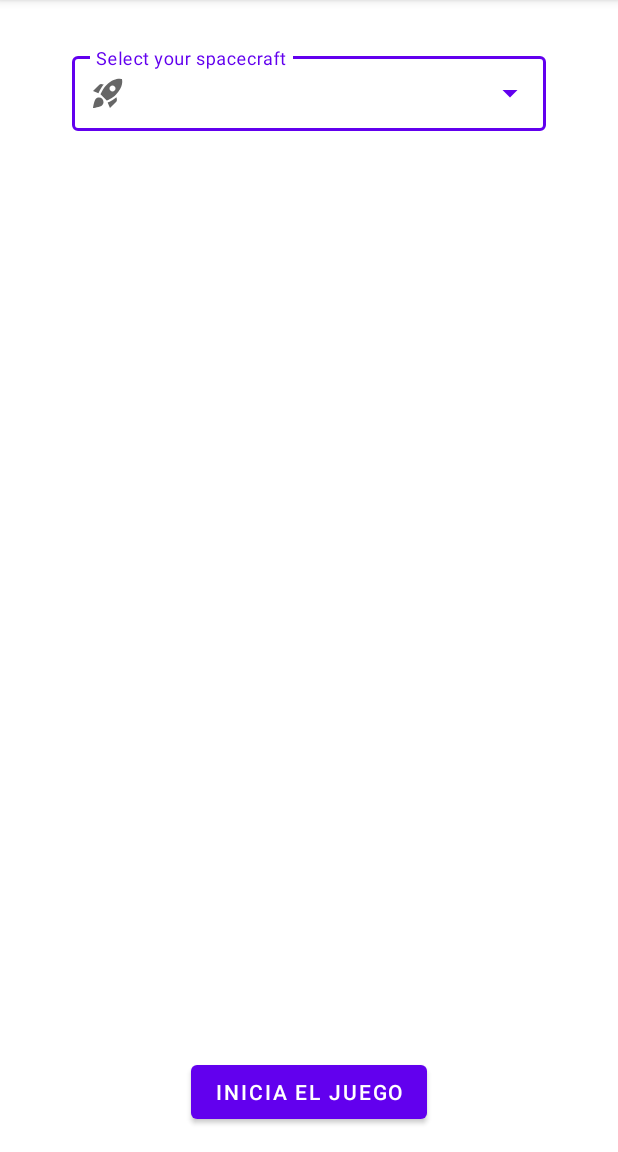
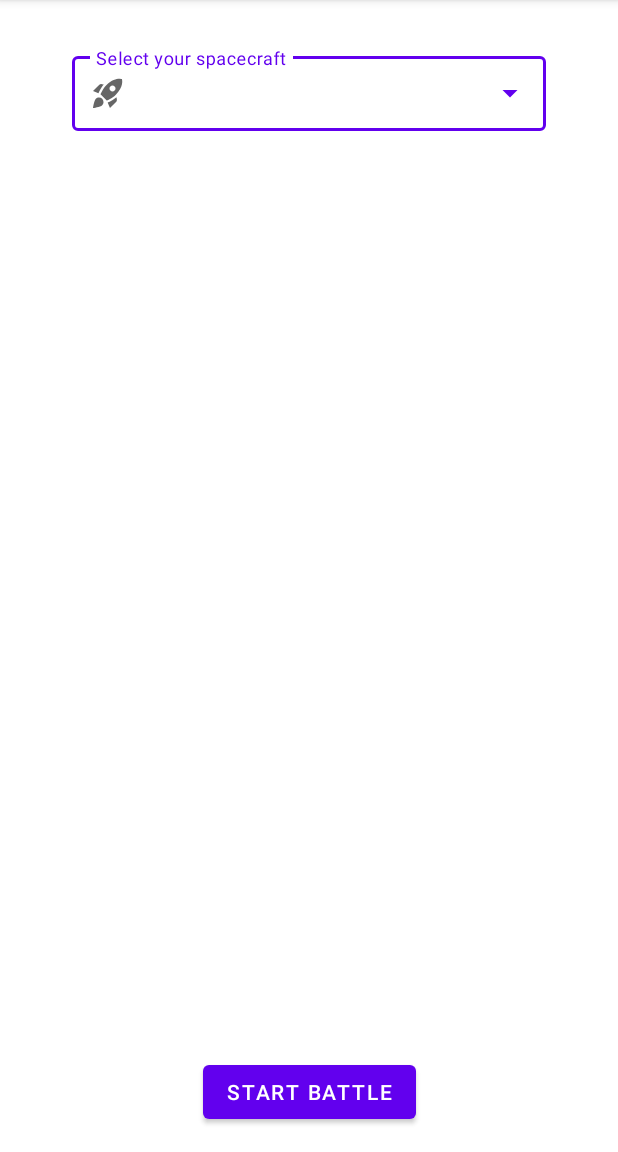
Before and after one commit to codigo-alan/SpaceBattle, an Android app: the screen it shows after launch (MainActivity), on a phone screen of 412 x 824 dp, the part 84-1236 px from its top. Run offline under Robolectric (Android 15) with nearby library versions, the phone set to English and light mode, and no system bars.

Commit message:
Changed the player info for each item selected of dropdown.

```diff
--- a/app/src/main/java/com/example/spacebattle/viewmodels/GameViewModel.kt
+++ b/app/src/main/java/com/example/spacebattle/viewmodels/GameViewModel.kt
@@ -21,9 +21,9 @@ class GameViewModel : ViewModel() {
         PlayerData("Imperial Star Destroyer", R.drawable.player, 15, 45),
     )
 
-    init {
+    /*init {
         playerDataLiveData.value = PlayerData("Home One", R.drawable.player, 10, 15) //default playerData
-    }
+    }*/
 
     fun initializeGameView(requireContext: Context, size: Point) {
         gameView = GameView(requireContext, size, playerDataLiveData.value!!)
--- a/app/src/main/res/layout/fragment_menu.xml
+++ b/app/src/main/res/layout/fragment_menu.xml
@@ -12,7 +12,7 @@
         android:id="@+id/start_btn"
         android:layout_width="wrap_content"
         android:layout_height="wrap_content"
-        android:text="Inicia el juego"
+        android:text="Start battle"
         app:layout_constraintBottom_toBottomOf="parent"
         app:layout_constraintEnd_toEndOf="parent"
         app:layout_constraintStart_toStartOf="parent" />
@@ -38,4 +38,45 @@
             android:hint="Select your spacecraft" />
     </com.google.android.material.textfield.TextInputLayout>
 
+    <ImageView
+        android:id="@+id/playerIv"
+        android:layout_width="128dp"
+        android:layout_height="128dp"
+        android:src="@drawable/enemybabylon"
+        android:layout_marginTop="32dp"
+        android:visibility="gone"
+        app:layout_constraintStart_toStartOf="@+id/dropdownCategory"
+        app:layout_constraintTop_toBottomOf="@+id/dropdownCategory" />
+
+    <TextView
+        android:id="@+id/speedTv"
+        android:layout_width="wrap_content"
+        android:layout_height="wrap_content"
+        android:text="Speed: 20"
+        android:visibility="gone"
+        android:textSize="20sp"
+        android:layout_marginTop="32dp"
+        app:layout_constraintStart_toStartOf="@+id/playerIv"
+        app:layout_constraintTop_toBottomOf="@+id/playerIv" />
+
+    <TextView
+        android:id="@+id/shotsTv"
+        android:layout_width="wrap_content"
+        android:layout_height="wrap_content"
+        android:text="Shots: 10"
+        android:layout_marginTop="32dp"
+        android:visibility="gone"
+        android:textSize="20sp"
+        app:layout_constraintStart_toStartOf="@+id/speedTv"
+        app:layout_constraintTop_toBottomOf="@+id/speedTv" />
+
+    <ImageView
+        android:id="@+id/yodaIv"
+        android:layout_width="128dp"
+        android:layout_height="256dp"
+        android:visibility="gone"
+        android:src="@drawable/yoda_star_wars"
+        app:layout_constraintBottom_toBottomOf="@+id/shotsTv"
+        app:layout_constraintEnd_toEndOf="@+id/dropdownCategory" />
+
 </androidx.constraintlayout.widget.ConstraintLayout>
```
Also changed, not shown: app/src/main/java/com/example/spacebattle/view/fragments/MenuFragment.kt (+26 -1 lines), app/src/main/res/drawable/yoda_star_wars.png (added).
